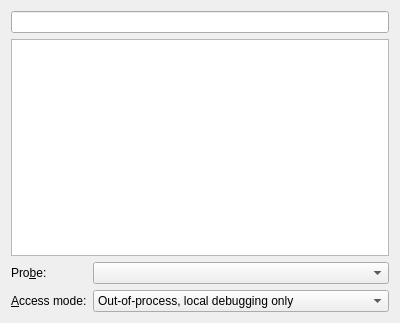
Old version of the form launcher/ui/attachdialog.ui in the repository KDAB/GammaRay.
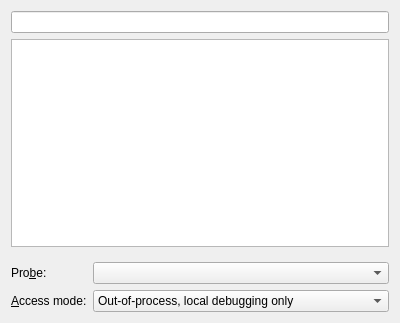
New version of the form. Icons and pictures are not drawn.

Commit message: Install the attach dialog widget and prepare it to be embeddable

```diff
--- a/launcher/ui/attachdialog.ui
+++ b/launcher/ui/attachdialog.ui
@@ -41,6 +41,18 @@
         </widget>
        </item>
        <item>
+        <widget class="QWidget" name="settingsWidget" native="true">
+         <layout class="QVBoxLayout" name="verticalLayout_3">
+          <property name="leftMargin">
+           <number>0</number>
+          </property>
+          <property name="rightMargin">
+           <number>0</number>
+          </property>
+          <property name="bottomMargin">
+           <number>0</number>
+          </property>
+          <item>
         <layout class="QFormLayout" name="formLayout">
          <item row="0" column="0">
           <widget class="QLabel" name="label_2">
@@ -88,6 +100,11 @@
           </widget>
          </item>
         </layout>
+          </item>
+         </layout>
+         <zorder></zorder>
+         <zorder></zorder>
+        </widget>
        </item>
       </layout>
      </widget>
```
Left out of the diff: 11 changed lines with no effect on the pictures. Lines whose indentation alone changed are shown as unchanged. The commit also changes 3 other files.
